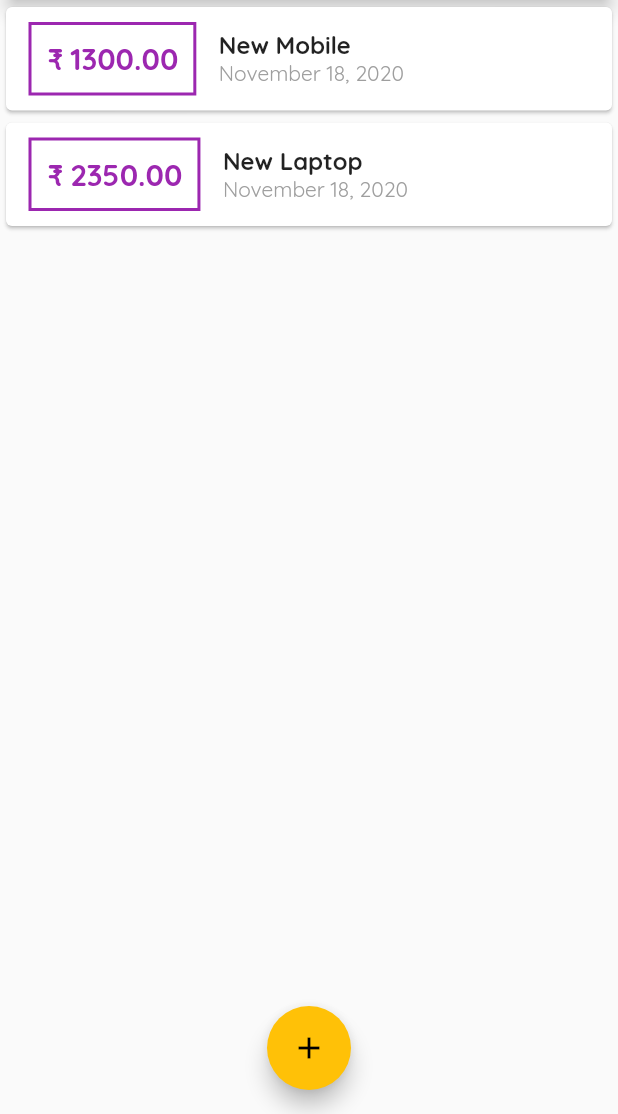
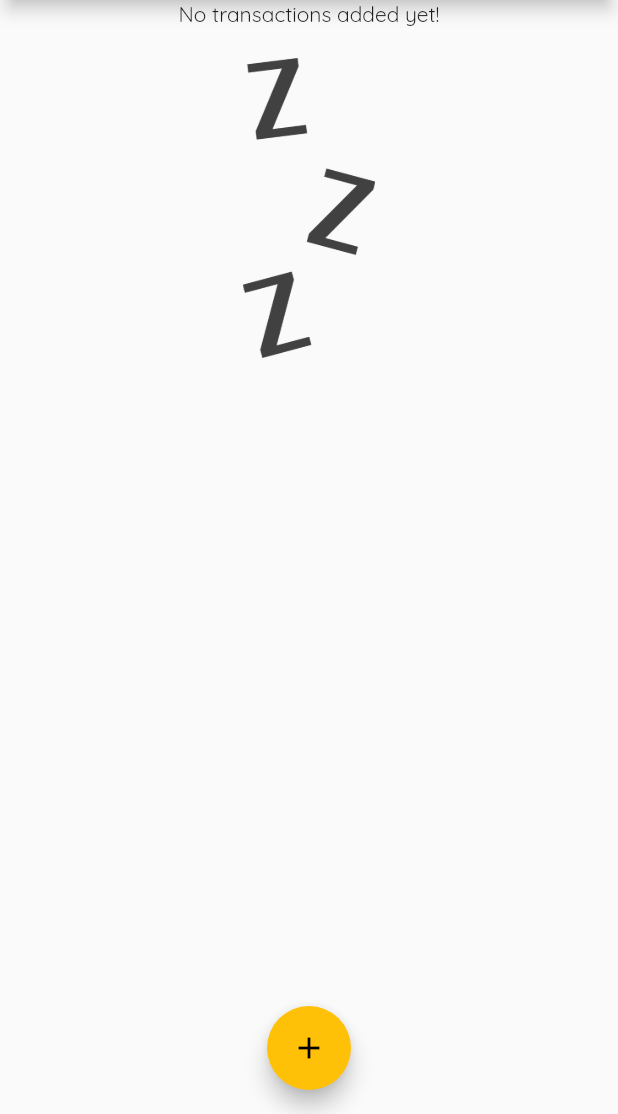
Before and after one commit to aryankush25/flutter_expenses_app, a Flutter app: the screen it shows after launch, on a phone screen of 412 x 824 dp, the part 122-1236 px from its top. Run offline on Flutter 3.47's test engine with Material 2 defaults, Android fonts, the phone set to English and light mode, and no system bars.

```diff
--- a/lib/main.dart
+++ b/lib/main.dart
@@ -30,18 +30,18 @@ class MyHomePage extends StatefulWidget {
 
 class _MyHomePageState extends State<MyHomePage> {
   final List<Transaction> _userTransactions = [
-    Transaction(
-      id: 't1',
-      title: 'New Mobile',
-      amount: 1300,
-      date: DateTime.now(),
-    ),
-    Transaction(
-      id: 't2',
-      title: 'New Laptop',
-      amount: 2350,
-      date: DateTime.now(),
-    ),
+    // Transaction(
+    //   id: 't1',
+    //   title: 'New Mobile',
+    //   amount: 1300,
+    //   date: DateTime.now(),
+    // ),
+    // Transaction(
+    //   id: 't2',
+    //   title: 'New Laptop',
+    //   amount: 2350,
+    //   date: DateTime.now(),
+    // ),
   ];
 
   void _addNewTransaction(String txTitle, double txAmount) {
--- a/lib/widgets/transaction_list.dart
+++ b/lib/widgets/transaction_list.dart
@@ -12,7 +12,23 @@ class TransactionList extends StatelessWidget {
   Widget build(BuildContext context) {
     return Container(
       height: 586,
-      child: ListView.builder(
+      child: transactions.isEmpty
+          ? Column(
+              children: <Widget>[
+                Text('No transactions added yet!'),
+                SizedBox(
+                  height: 20,
+                ),
+                Container(
+                  height: 200,
+                  child: Image.asset(
+                    'assets/images/waiting.png',
+                    fit: BoxFit.cover,
+                  ),
+                )
+              ],
+            )
+          : ListView.builder(
               itemBuilder: (context, index) {
                 return Card(
                   child: Row(
--- a/pubspec.yaml
+++ b/pubspec.yaml
@@ -44,9 +44,8 @@ flutter:
     uses-material-design: true
 
     # To add assets to your application, add an assets section, like this:
-    # assets:
-    #   - images/a_dot_burr.jpeg
-    #   - images/a_dot_ham.jpeg
+    assets:
+        - assets/images/waiting.png
 
     # An image asset can refer to one or more resolution-specific "variants", see
     # https://flutter.dev/assets-and-images/#resolution-aware.
```
Also changed, not shown: assets/images/waiting.png (added). Lines whose indentation alone changed are shown as unchanged.
